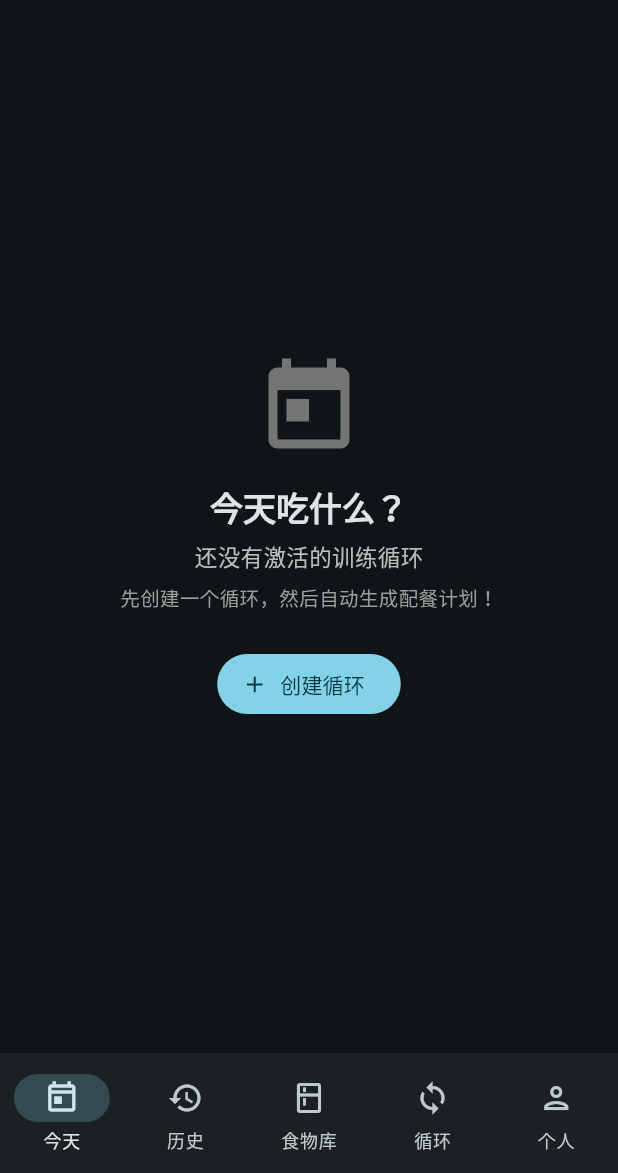
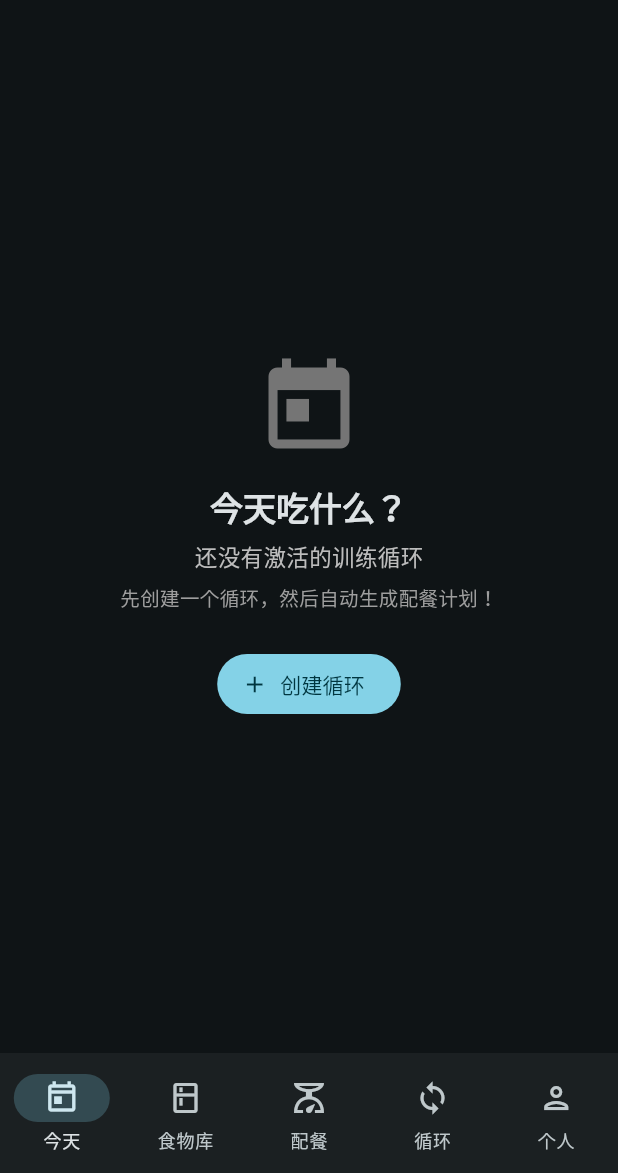
Before and after one commit to xiemulei/FitPlate, a Flutter app: the screen it shows after launch, on a phone screen of 412 x 824 dp, the part 63-1236 px from its top. Run offline on Flutter 3.47's test engine with Material 3 defaults, Android fonts, the phone set to English and light mode, and no system bars.

Commit message:
fix: 恢复配餐tab，历史页改为从今天页push进入

```diff
--- a/lib/screens/home_screen.dart
+++ b/lib/screens/home_screen.dart
@@ -6,6 +6,7 @@ import '../services/storage_service.dart';
 import '../data/food_data.dart';
 import 'food_library_screen.dart';
 import 'food_detail_screen.dart';
+import 'meal_planner_screen.dart';
 import 'profile_screen.dart';
 import 'today_screen.dart';
 import 'cycle_screen.dart';
@@ -76,6 +77,16 @@ class _HomeScreenState extends State<HomeScreen> {
     }
   }
 
+  /// 从 Today 页跳转到历史记录（全屏 push，不是 tab）
+  void _openHistory() {
+    Navigator.push(
+      context,
+      MaterialPageRoute(
+        builder: (_) => HistoryScreen(foods: _foods),
+      ),
+    );
+  }
+
   @override
   Widget build(BuildContext context) {
     final pages = [
@@ -85,15 +96,18 @@ class _HomeScreenState extends State<HomeScreen> {
         templates: _templates,
         foods: _foods,
         onGoToCycle: () => setState(() => _currentIndex = 3),
-        onGoToHistory: () => setState(() => _currentIndex = 1),
+        onGoToHistory: _openHistory,
         profile: _profile,
       ),
-      // 标签1：历史
-      HistoryScreen(foods: _foods),
-      // 标签2：食物库
+      // 标签1：食物库
       FoodLibraryScreen(
         foods: _foods,
         onFoodsChanged: _onFoodsChanged,
+      ),
+      // 标签2：配餐
+      MealPlannerScreen(
+        foods: _foods,
+        profile: _profile,
       ),
       // 标签3：循环
       CycleScreen(
@@ -137,7 +151,7 @@ class _HomeScreenState extends State<HomeScreen> {
         index: _currentIndex,
         children: pages,
       ),
-      floatingActionButton: _currentIndex == 2
+      floatingActionButton: _currentIndex == 1
           ? FloatingActionButton.extended(
               onPressed: _addFood,
               icon: const Icon(Icons.add),
@@ -151,9 +165,9 @@ class _HomeScreenState extends State<HomeScreen> {
           NavigationDestination(
               icon: Icon(Icons.today_outlined), label: '今天'),
           NavigationDestination(
-              icon: Icon(Icons.history_outlined), label: '历史'),
+              icon: Icon(Icons.kitchen_outlined), label: '食物库'),
           NavigationDestination(
-              icon: Icon(Icons.kitchen_outlined), label: '食物库'),
+              icon: Icon(Icons.scale_outlined), label: '配餐'),
           NavigationDestination(
               icon: Icon(Icons.loop_outlined), label: '循环'),
           NavigationDestination(
```
